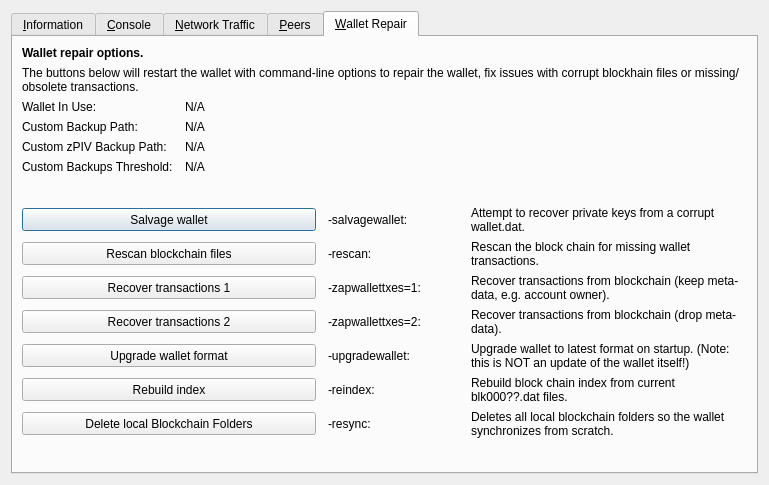
Old version of the form src/qt/forms/rpcconsole.ui in the repository myce-legacy/beetlecoin.
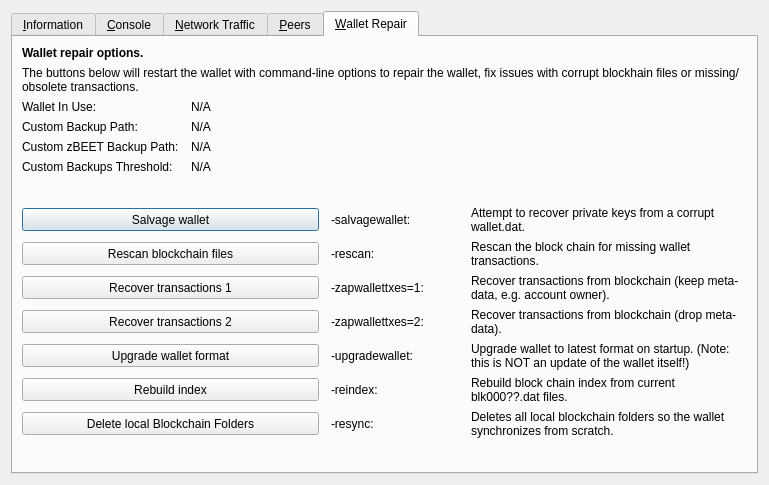
New version of the form. The open tabs and pages were chosen to show the change. Icons and pictures are not drawn. Custom widgets are drawn as their Qt base class.

Commit message: Renaming PIV->BEET

```diff
--- a/src/qt/forms/rpcconsole.ui
+++ b/src/qt/forms/rpcconsole.ui
@@ -1328,7 +1328,7 @@
        <item row="4" column="0">
         <widget class="QLabel" name="wallet_customzpivbackuppath_label">
          <property name="text">
-          <string>Custom zPIV Backup Path:</string>
+          <string>Custom zBEET Backup Path:</string>
          </property>
          <property name="visible">
           <bool>false</bool>
```
Left out of the diff: 6 changed lines with no effect on the pictures. The commit also changes 29 other files.
